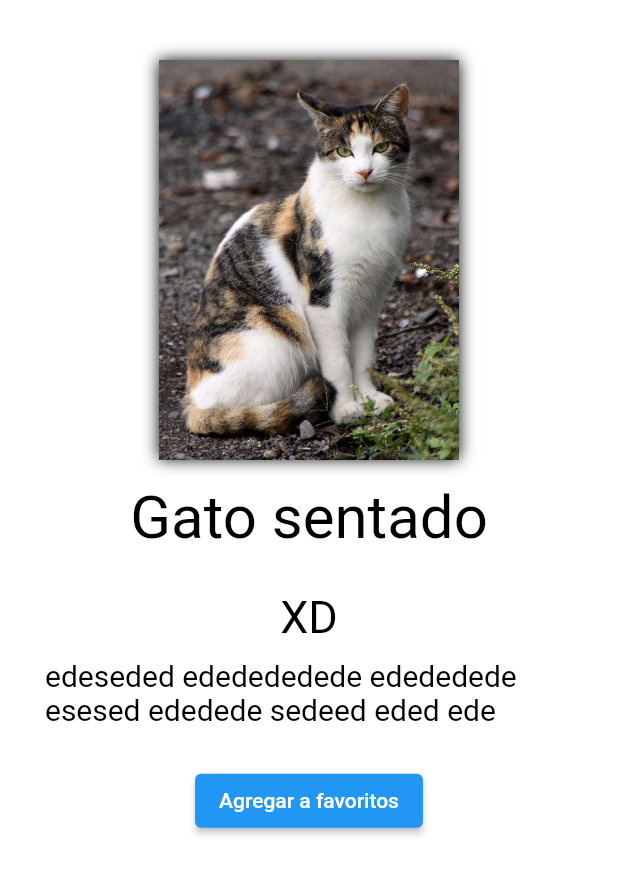
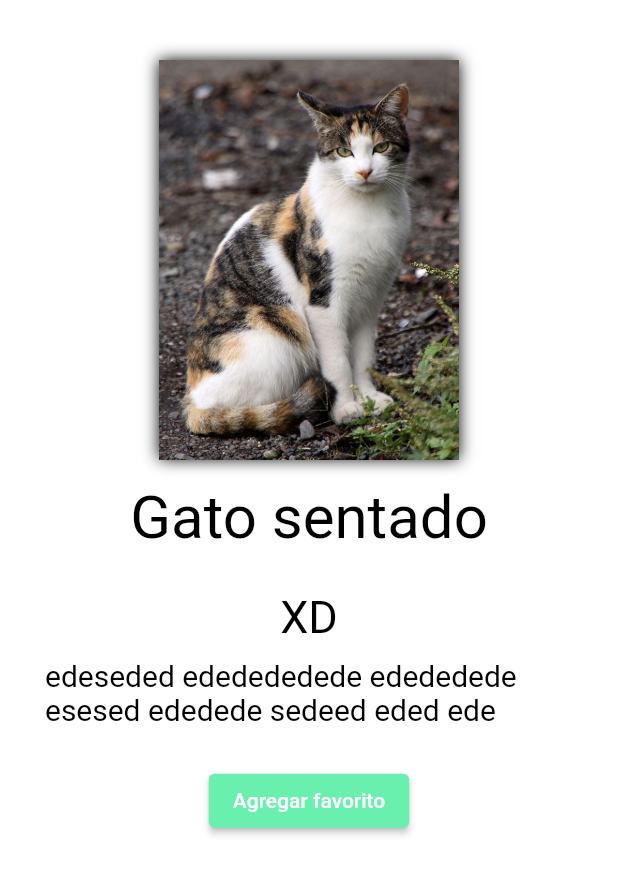
Before and after one commit to Droh2000/Funcion-de-widget, a Flutter app: the screen it shows after launch, on a phone screen of 412 x 824 dp. Shown: the top 875 px of the screen. Run offline on Flutter 3.47's test engine with Material 2 defaults, Android fonts, the light colour scheme and no system bars.

Commit message:
Se creo el boton y cambia de color

```diff
--- a/lib/main.dart
+++ b/lib/main.dart
@@ -73,16 +73,17 @@ class MyApp extends StatelessWidget {
               fontS: 20),
           const Padding(padding: EdgeInsets.only(top: 25)),*/
           // CREAR BOTON (Puede dar error si nos salimos de los limites)
-          Directionality(
+          /*Directionality(
             textDirection: TextDirection.ltr,
             child: ElevatedButton(
               // Funcion anonima
               onPressed: () {
-                print("Hola");
+                print("Dedddeeddedded");
               },
               child: const Text("Agregar a favoritos"),
             ),
-          )
+          )*/
+          BotonAgregar()
         ],
       ),
     );
@@ -146,3 +147,43 @@ class TextoPersonal extends StatelessWidget {
 
 // Hacer:
 // Comit en github
+
+// Creacion de Satefull Widget
+class BotonAgregar extends StatefulWidget {
+  const BotonAgregar({super.key});
+
+  @override
+  State<BotonAgregar> createState() => _BotonAgregarState();
+}
+
+// En la clase State es en la que se trabaja
+class _BotonAgregarState extends State<BotonAgregar> {
+  bool guardado = false;
+  @override
+  Widget build(BuildContext context) {
+    var boton = guardado
+        ? ElevatedButton(
+            onPressed: manejadorBoton,
+            style: ElevatedButton.styleFrom(backgroundColor: Colors.redAccent),
+            child: const Text(
+                "Quitar favorito"), // Child debe er siempre el ultimo parametro del widget
+          )
+        : ElevatedButton(
+            onPressed: manejadorBoton,
+            style:
+                ElevatedButton.styleFrom(backgroundColor: Colors.greenAccent),
+            child: const Text("Agregar favorito"),
+          );
+    return Directionality(
+      textDirection: TextDirection.ltr,
+      child: boton,
+    );
+  }
+
+  void manejadorBoton() {
+    // Cannvio de estado al hacer lcick en el boton
+    setState(() {
+      guardado = !guardado;
+    });
+  }
+}
```
